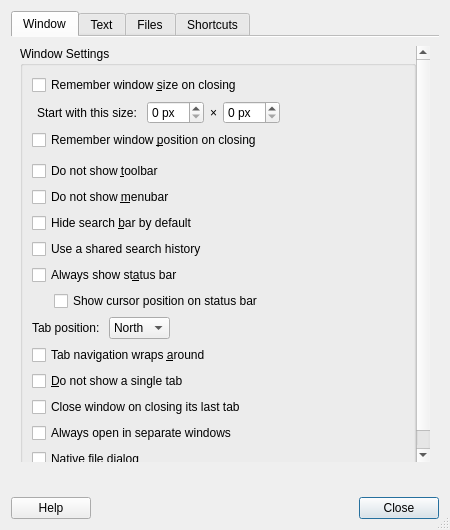
Before: the Qt Designer form featherpad/prefDialog.ui in tembun/fpad, drawn with Qt 5.
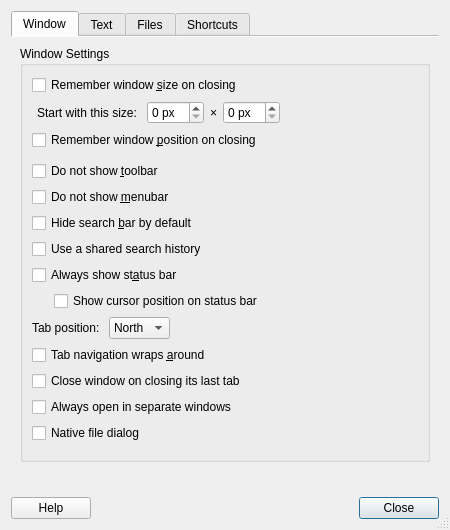
After: the same form once the commit is applied. Icons and pictures are not drawn.

Commit message: remove hide single tab setting

What changed in the file:
```diff
--- a/featherpad/prefDialog.ui
+++ b/featherpad/prefDialog.ui
@@ -313,19 +313,6 @@
                 </property>
                </widget>
               </item>
-              <item>
-               <widget class="QCheckBox" name="singleTabBox">
-                <property name="toolTip">
-                 <string>If this is checked, not only you will lose the informative
-tooltip and context menu of a single tab but you could not
-merge a single tabbed window into another one by tab drag-
-and-drop either.</string>
-                </property>
-                <property name="text">
-                 <string>&amp;Do not show a single tab</string>
-                </property>
-               </widget>
-              </item>
               <item>
                <widget class="QCheckBox" name="lastTabBox">
                 <property name="text">
```
The commit also changes 7 other files.
